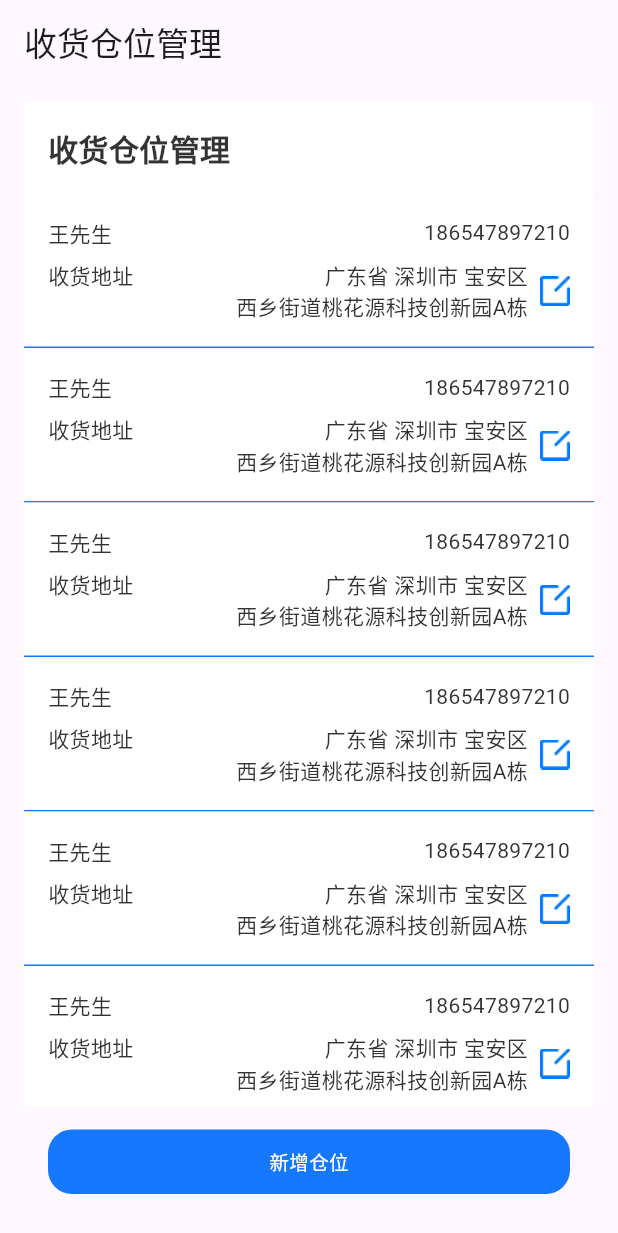
After one commit to 2248157705/mall_flutter, a Flutter app: the AddressPage screen opened directly, on a phone screen of 412 x 824 dp. The commit adds this screen. Shown: the top 1233 px of the screen. Run offline on Flutter 3.47's test engine with Material 3 defaults, Android fonts, the phone set to English and light mode, and no system bars; our stand-ins replace dio, flutter_riverpod, flutter_secure_storage, retrofit; accounts and stored records are empty; generated files the repository leaves out were written again.

Commit message:
收货页面

```diff
--- /dev/null
+++ b/lib/address_page.dart
@@ -0,0 +1,168 @@
+import 'package:flutter/material.dart';
+
+class AddressPage extends StatefulWidget {
+  const AddressPage({super.key});
+
+  @override
+  State<AddressPage> createState() => AddressPageState();
+}
+
+class AddressPageState extends State<AddressPage> {
+  List<int> list = [1, 2, 3, 4, 5, 6];
+
+  @override
+  Widget build(BuildContext context) {
+    return Scaffold(
+      appBar: AppBar(title: const Text('收货仓位管理')),
+      body: Container(
+        color: const Color(0xF5F5F5),
+        child: Padding(padding: EdgeInsets.symmetric(horizontal: 16, vertical: 12), child:Column(
+          children: [
+            Container(
+              color: Colors.white,
+              padding: EdgeInsets.only(left: 16, bottom: 16, top: 16),
+              alignment: Alignment.centerLeft,
+              child: const Text(
+                '收货仓位管理',
+                textAlign: TextAlign.start,
+                style: TextStyle(
+                  fontSize: 20,
+                  fontWeight: FontWeight.bold,
+                  color: const Color(0xFF333333),
+                ),
+              ),
+            ),
+            _buildAddressList(),
+            GestureDetector(
+              onTap: () {},
+              child: Container(
+                width: double.infinity,
+                margin: const EdgeInsets.all(16),
+                padding: const EdgeInsets.all(12),
+                decoration: BoxDecoration(
+                  color: const Color(0xFF1678FF),
+                  borderRadius: BorderRadius.circular(16),
+                ),
+                child: const Center(
+                  child: const Text(
+                    '新增仓位',
+                    style: const TextStyle(fontSize: 13, color: Colors.white),
+                  ),
+                ),
+              ),
+            ),
+          ],
+        ),)
+      ),
+    );
+  }
+
+  Widget _buildAddressList() {
+    return Expanded(
+      child: SingleChildScrollView(
+        child: Column(
+          children: list.map((item) {
+            return _buildAddressItem(item);
+          }).toList(),
+        ),
+      ),
+    );
+  }
+
+  Widget _buildAddressItem(int item) {
+    return Container(
+      decoration: const BoxDecoration(
+        color: Colors.white,
+        border: Border(bottom: BorderSide(color: Color(0xFF1678FF), width: 1)),
+      ),
+      padding: EdgeInsets.symmetric(horizontal: 16,vertical: 16),
+      width: double.infinity,
+      child: Column(
+        children: [
+          Row(
+            mainAxisAlignment: MainAxisAlignment.spaceBetween,
+            crossAxisAlignment: CrossAxisAlignment.center,
+            children: [
+              Text(
+                '王先生',
+                style: TextStyle(fontSize: 14, color: Color(0xFF333333)),
+              ),
+              Text.rich(
+                TextSpan(
+                  text: '186547897210',
+                  style: TextStyle(fontSize: 14, color: Color(0xFF333333)),
+                  children: [
+                    // WidgetSpan(
+                    //   alignment: PlaceholderAlignment.middle, // 确保标签与文字居中对齐
+                    //   child: Container(
+                    //     margin: const EdgeInsets.only(left: 8), // 与手机号保持间距
+                    //     padding: const EdgeInsets.symmetric(horizontal: 6, vertical: 2), // 标签内边距
+                    //     decoration: BoxDecoration(
+                    //       color: const Color(0xFF1678FF), // #1678FF 背景色
+                    //       borderRadius: BorderRadius.circular(4), // 标签圆角
+                    //     ),
+                    //     child: const Text(
+                    //       '默认',
+                    //       style: TextStyle(
+                    //         fontSize: 10, // 标签文字通常建议小一点
+                    //         color: Colors.white,
+                    //         fontWeight: FontWeight.bold,
+                    //       ),
+                    //     ),
+                    //   ),
+                    // )
+                  ],
+                ),
+              ),
+            ],
+          ),
+          const SizedBox(height: 8),
+          Row(
+            mainAxisAlignment: MainAxisAlignment.spaceBetween,
+            crossAxisAlignment: CrossAxisAlignment.start,
+            children: [
+              Text(
+                '收货地址',
+                style: TextStyle(fontSize: 14, color: Color(0xFF333333)),
+              ),
+              Row(
+                mainAxisAlignment: MainAxisAlignment.end,
+                crossAxisAlignment: CrossAxisAlignment.center,
+                children: [
+                  Column(
+                    mainAxisAlignment: MainAxisAlignment.end,
+                    crossAxisAlignment: CrossAxisAlignment.end,
+                    children: [
+                      Text(
+                        '广东省 深圳市 宝安区',
+                        style: TextStyle(
+                          fontSize: 14,
+                          color: Color(0xFF333333),
+                        ),
+                        textAlign: TextAlign.right,
+                      ),
+                      Text(
+                        '西乡街道桃花源科技创新园A栋',
+                        style: TextStyle(
+                          fontSize: 14,
+                          color: Color(0xFF333333),
+                        ),
+                        textAlign: TextAlign.right,
+                      ),
+                    ],
+                  ),
+                  const SizedBox(width: 8),
+                  Image.asset(
+                    'assets/images/user/16.png',
+                    width: 20,
+                    height: 20,
+                  ),
+                ],
+              ),
+            ],
+          ),
+        ],
+      ),
+    );
+  }
+}
--- a/lib/main.dart
+++ b/lib/main.dart
@@ -1,6 +1,7 @@
 import 'package:flutter/material.dart';
 import 'package:flutter_localizations/flutter_localizations.dart';
 import 'package:flutter_riverpod/flutter_riverpod.dart';
+import 'package:login_app/address_page.dart';
 import 'package:login_app/home_page.dart';
 import 'package:login_app/service/api_client.dart';
 import 'package:login_app/store/token_provider.dart'; // Import the new token provider
@@ -36,7 +37,7 @@ class MyApp extends ConsumerWidget {
         GlobalCupertinoLocalizations.delegate,
       ],
       home: token != null && token.isNotEmpty ? const HomePage() : const LoginPage(),
-       // home:const WalletPage(),
+      //  home:const AddressPage(),
     );
   }
 }
--- a/lib/user_page.dart
+++ b/lib/user_page.dart
@@ -1,5 +1,6 @@
 
 import 'package:flutter/material.dart';
+import 'package:login_app/address_page.dart';
 
 class UserInfo {
   final String avatar;
@@ -88,7 +89,11 @@ class _UserPageState extends State<UserPage> {
                   leading: Icon(list[index]['icon']),
                   title: Text(list[index]['title']),
                   trailing: const Icon(Icons.arrow_forward_ios, size: 16, color: Colors.grey),
-                  onTap: () {},
+                  onTap: () {
+                    if(index==3){
+                      Navigator.pushReplacement(context, MaterialPageRoute(builder: (context) => const AddressPage()));
+                    }
+                  },
                 );
               },
             ),
```
Also changed, not shown: assets/images/user/16.png (added).
